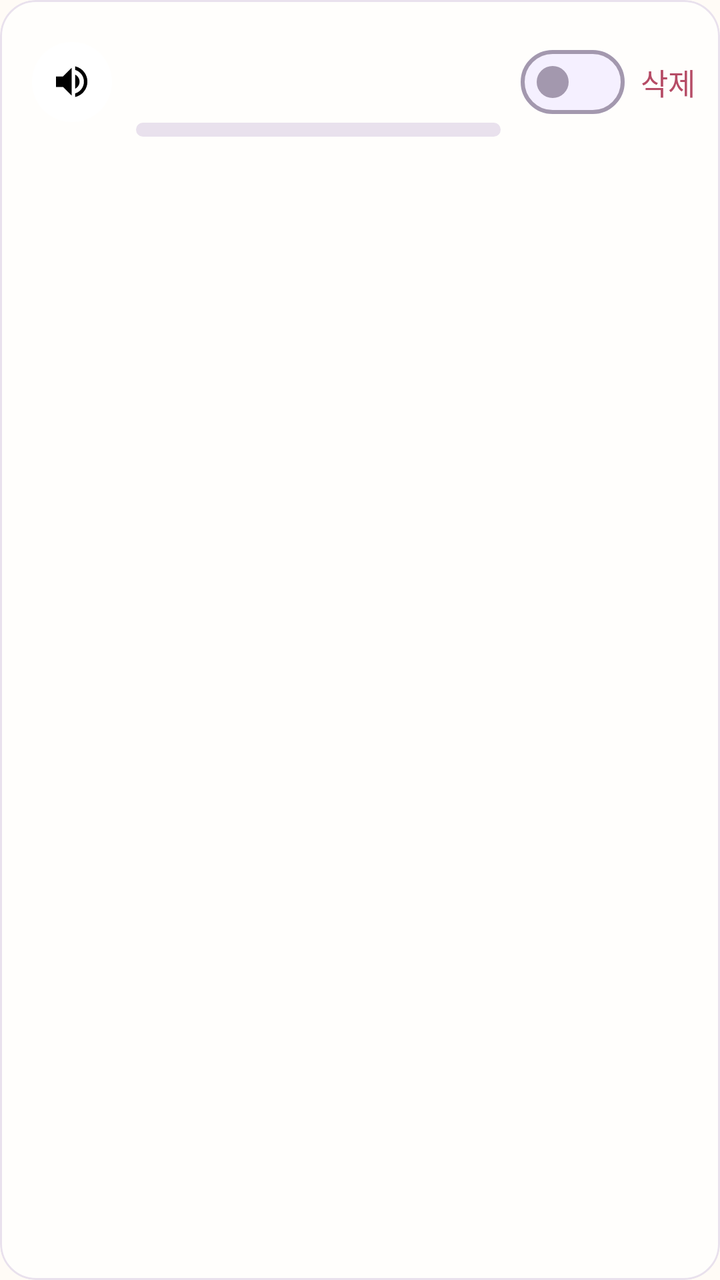
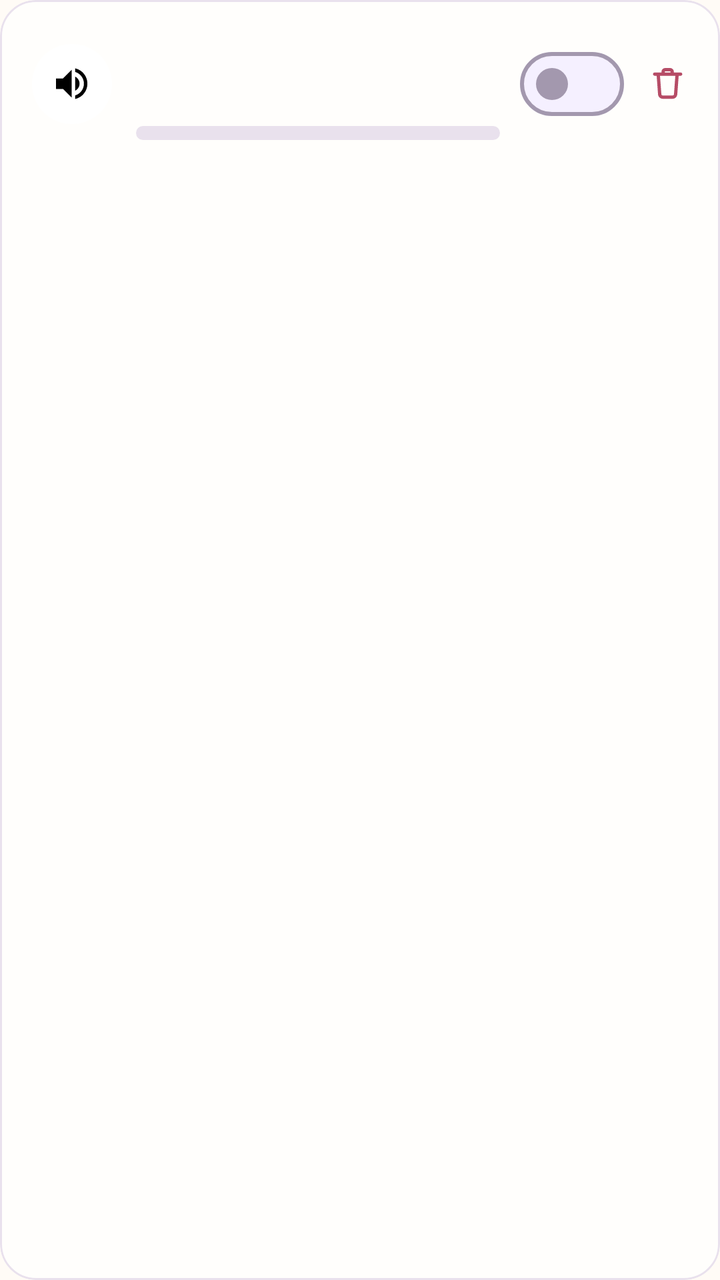

Two renders of the same Android screen: before a commit and after it. Below are the layout's source before the change and the commit's diff.
<!-- AndroidManifest.xml: application theme Theme.KidCare -->
<!-- res/layout/item_schedule.xml -->
<?xml version="1.0" encoding="utf-8"?>
<com.google.android.material.card.MaterialCardView
    xmlns:android="http://schemas.android.com/apk/res/android"
    xmlns:app="http://schemas.android.com/apk/res-auto"
    android:layout_width="match_parent"
    android:layout_height="wrap_content"
    android:layout_marginHorizontal="14dp"
    android:layout_marginVertical="5dp"
    app:shapeAppearance="@style/ShapeAppearance.KidCare.Medium">

    <LinearLayout
        android:layout_width="match_parent"
        android:layout_height="wrap_content"
        android:baselineAligned="false"
        android:gravity="center_vertical"
        android:orientation="horizontal"
        android:paddingStart="12dp"
        android:paddingEnd="4dp"
        android:paddingVertical="8dp">

        <LinearLayout
            android:id="@+id/row_body"
            android:layout_width="0dp"
            android:layout_height="wrap_content"
            android:layout_weight="1"
            android:background="?attr/selectableItemBackground"
            android:baselineAligned="false"
            android:clickable="true"
            android:focusable="true"
            android:gravity="center_vertical"
            android:minHeight="48dp"
            android:orientation="horizontal"
            android:paddingHorizontal="4dp"
            android:paddingVertical="6dp">

            
            <FrameLayout
                android:id="@+id/mode_sticker"
                android:layout_width="40dp"
                android:layout_height="40dp"
                android:layout_marginEnd="12dp"
                android:background="@drawable/bg_sticker_circle">

                <ImageView
                    android:id="@+id/mode_icon"
                    android:layout_width="21dp"
                    android:layout_height="21dp"
                    android:layout_gravity="center"
                    android:importantForAccessibility="no"
                    android:src="@drawable/ic_volume_up" />
            </FrameLayout>

            <LinearLayout
                android:layout_width="0dp"
                android:layout_height="wrap_content"
                android:layout_weight="1"
                android:orientation="vertical">

                <TextView
                    android:id="@+id/title_text"
                    android:layout_width="match_parent"
                    android:layout_height="wrap_content"
                    android:textAppearance="?attr/textAppearanceBodyLarge" />

                <TextView
                    android:id="@+id/detail_text"
                    android:layout_width="match_parent"
                    android:layout_height="wrap_content"
                    android:textAppearance="?attr/textAppearanceBodySmall"
                    android:textColor="?attr/colorOnSurfaceVariant" />

                
                <LinearLayout
                    android:id="@+id/day_ribbon"
                    android:layout_width="match_parent"
                    android:layout_height="7dp"
                    android:layout_marginTop="7dp"
                    android:background="@drawable/bg_ribbon_track"
                    android:orientation="horizontal">

                    <View
                        android:id="@+id/ribbon_head"
                        android:layout_width="0dp"
                        android:layout_height="match_parent" />

                    <View
                        android:id="@+id/ribbon_middle"
                        android:layout_width="0dp"
                        android:layout_height="match_parent" />

                    <View
                        android:id="@+id/ribbon_tail"
                        android:layout_width="0dp"
                        android:layout_height="match_parent" />
                </LinearLayout>
            </LinearLayout>
        </LinearLayout>

        <com.google.android.material.materialswitch.MaterialSwitch
            android:id="@+id/enabled_switch"
            android:layout_width="wrap_content"
            android:layout_height="wrap_content"
            android:layout_marginStart="6dp"
            android:minHeight="48dp" />

        <com.google.android.material.button.MaterialButton
            android:id="@+id/delete_button"
            style="@style/Widget.KidCare.Button.Text"
            android:layout_width="wrap_content"
            android:layout_height="wrap_content"
            android:insetLeft="0dp"
            android:insetRight="0dp"
            android:minWidth="0dp"
            android:paddingHorizontal="8dp"
            android:text="@string/schedule_delete"
            android:textColor="?attr/colorError"
            app:iconPadding="0dp" />
    </LinearLayout>
</com.google.android.material.card.MaterialCardView>
<!-- resources referenced by this layout -->
<resources>
  <!-- drawable bg_ribbon_track (drawable) -->
  <shape xmlns:android="http://schemas.android.com/apk/res/android" android:shape="rectangle">
      <solid android:color="@color/line_soft" />
      <corners android:radius="5dp" />
  </shape>
  <!-- drawable bg_sticker_circle (drawable) -->
  <shape xmlns:android="http://schemas.android.com/apk/res/android" android:shape="oval">
      <solid android:color="@android:color/white" />
  </shape>
  <string name="schedule_delete">삭제</string>
  <style parent="" name="ShapeAppearance.KidCare.Medium">
          <item name="cornerFamily">rounded</item>
          <item name="cornerSize">18dp</item>
      </style>
  <color name="line_soft">#E9E1ED</color>
  <color name="sky">#826DCC</color>
  <color name="on_accent">#FFFFFF</color>
  <color name="sky_soft">#EEE9FF</color>
  <color name="ink">#342D3F</color>
  <color name="apricot">#F2A05F</color>
  <color name="apricot_soft">#FFF0E2</color>
  <color name="on_apricot_soft">#5A3216</color>
  <color name="grass">#7E9D68</color>
  <color name="grass_soft">#EDF4E7</color>
  <color name="berry_ink">#B64C66</color>
  <color name="paper_card">#FFFEFC</color>
  <color name="berry_soft">#FDE8F2</color>
  <color name="on_berry_soft">#5B213C</color>
  <color name="paper">#FFFBF6</color>
  <color name="paper_fold">#F5F0FF</color>
  <color name="ink_soft">#776E84</color>
  <color name="line">#A398AE</color>
  <style parent="" name="ShapeAppearance.KidCare.ExtraSmall">
          <item name="cornerFamily">rounded</item>
          <item name="cornerSize">6dp</item>
      </style>
  <style parent="" name="ShapeAppearance.KidCare.Small">
          <item name="cornerFamily">rounded</item>
          <item name="cornerSize">12dp</item>
      </style>
  <style parent="" name="ShapeAppearance.KidCare.Large">
          <item name="cornerFamily">rounded</item>
          <item name="cornerSize">24dp</item>
      </style>
  <style parent="" name="ShapeAppearance.KidCare.ExtraLarge">
          <item name="cornerFamily">rounded</item>
          <item name="cornerSize">28dp</item>
      </style>
  <style name="TextAppearance.KidCare.BodyLarge" parent="TextAppearance.Material3.BodyLarge">
          <item name="android:textSize">17sp</item><item name="lineHeight">26sp</item>
      </style>
  <style name="TextAppearance.KidCare.BodyMedium" parent="TextAppearance.Material3.BodyMedium">
          <item name="android:textSize">15sp</item><item name="lineHeight">23sp</item>
      </style>
  <style name="TextAppearance.KidCare.BodySmall" parent="TextAppearance.Material3.BodySmall">
          <item name="android:textSize">13sp</item><item name="lineHeight">19sp</item>
      </style>
  <style name="TextAppearance.KidCare.LabelSmall" parent="TextAppearance.Material3.LabelSmall">
          <item name="android:textSize">12sp</item><item name="android:fontFamily">sans-serif-medium</item><item name="lineHeight">16sp</item>
      </style>
  <style parent="" name="ShapeAppearance.KidCare.Pill">
          <item name="cornerFamily">rounded</item>
          <item name="cornerSize">50%</item>
      </style>
  <!-- unchanged entries left out for length: 20 -->
</resources>

<!-- the commit's change to res/layout/item_schedule.xml (unified diff, before → after) -->
@@ -60,7 +60,7 @@
                     android:id="@+id/title_text"
                     android:layout_width="match_parent"
                     android:layout_height="wrap_content"
-                    android:textAppearance="?attr/textAppearanceBodyLarge" />
+                    android:textAppearance="?attr/textAppearanceTitleMedium" />
 
                 <TextView
                     android:id="@+id/detail_text"
@@ -106,14 +106,20 @@
         <com.google.android.material.button.MaterialButton
             android:id="@+id/delete_button"
             style="@style/Widget.KidCare.Button.Text"
-            android:layout_width="wrap_content"
-            android:layout_height="wrap_content"
+            android:layout_width="44dp"
+            android:layout_height="44dp"
+            android:contentDescription="@string/schedule_delete"
             android:insetLeft="0dp"
+            android:insetTop="0dp"
             android:insetRight="0dp"
+            android:insetBottom="0dp"
             android:minWidth="0dp"
-            android:paddingHorizontal="8dp"
-            android:text="@string/schedule_delete"
-            android:textColor="?attr/colorError"
-            app:iconPadding="0dp" />
+            android:minHeight="0dp"
+            android:paddingHorizontal="0dp"
+            app:icon="@drawable/ic_trash"
+            app:iconGravity="textStart"
+            app:iconPadding="0dp"
+            app:iconSize="21dp"
+            app:iconTint="@color/berry_ink" />
     </LinearLayout>
 </com.google.android.material.card.MaterialCardView>
<!-- resource entries referenced after the edit -->
@@ -9,6 +9,28 @@
   <shape xmlns:android="http://schemas.android.com/apk/res/android" android:shape="oval">
       <solid android:color="@android:color/white" />
   </shape>
+  <!-- drawable ic_trash (drawable) -->
+  <vector xmlns:android="http://schemas.android.com/apk/res/android"
+      android:width="24dp"
+      android:height="24dp"
+      android:viewportWidth="24"
+      android:viewportHeight="24">
+      <path
+          android:pathData="M4.6,6.6h14.8"
+          android:strokeColor="@android:color/white"
+          android:strokeWidth="1.9"
+          android:strokeLineCap="round" />
+      <path
+          android:pathData="M9.4,6.6v-1.4c0,-0.66 0.54,-1.2 1.2,-1.2h2.8c0.66,0 1.2,0.54 1.2,1.2v1.4"
+          android:strokeColor="@android:color/white"
+          android:strokeWidth="1.9"
+          android:strokeLineJoin="round" />
+      <path
+          android:pathData="M6.6,6.6l0.85,11.5c0.06,0.9 0.81,1.6 1.71,1.6h5.68c0.9,0 1.65,-0.7 1.71,-1.6l0.85,-11.5"
+          android:strokeColor="@android:color/white"
+          android:strokeWidth="1.9"
+          android:strokeLineJoin="round" />
+  </vector>
   <string name="schedule_delete">삭제</string>
   <style parent="" name="ShapeAppearance.KidCare.Medium">
           <item name="cornerFamily">rounded</item>
